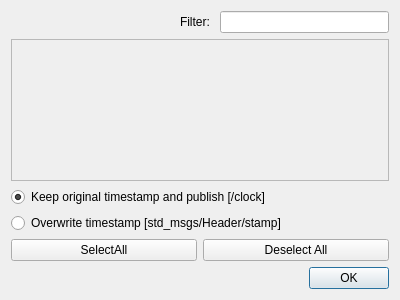
Old version of the form src/publisher_select_dialog.ui in the repository PlotJuggler/plotjuggler-ros-plugins.
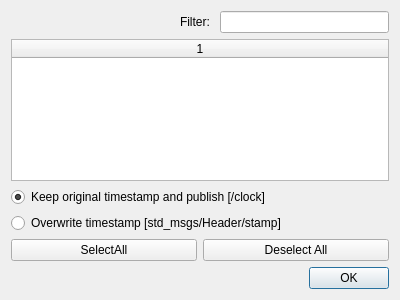
New version of the form.

Commit message: Replace form layout with table widget in UI

What changed in the file:
```diff
--- a/src/publisher_select_dialog.ui
+++ b/src/publisher_select_dialog.ui
@@ -58,40 +58,56 @@
         </layout>
       </item>
       <item>
-        <widget class="QScrollArea" name="scrollArea">
-          <property name="widgetResizable">
+        <widget class="QTableWidget" name="listTopics">
+          <property name="sizePolicy">
+            <sizepolicy hsizetype="Minimum" vsizetype="Expanding">
+              <horstretch>0</horstretch>
+              <verstretch>0</verstretch>
+            </sizepolicy>
+          </property>
+          <property name="sizeAdjustPolicy">
+            <enum>QAbstractScrollArea::AdjustIgnored</enum>
+          </property>
+          <property name="editTriggers">
+            <set>QAbstractItemView::NoEditTriggers</set>
+          </property>
+          <property name="showDropIndicator" stdset="0">
+            <bool>false</bool>
+          </property>
+          <property name="dragDropOverwriteMode">
+            <bool>false</bool>
+          </property>
+          <property name="selectionMode">
+            <enum>QAbstractItemView::MultiSelection</enum>
+          </property>
+          <property name="selectionBehavior">
+            <enum>QAbstractItemView::SelectRows</enum>
+          </property>
+          <property name="textElideMode">
+            <enum>Qt::ElideRight</enum>
+          </property>
+          <property name="sortingEnabled">
             <bool>true</bool>
           </property>
-          <widget class="QWidget" name="scrollAreaWidgetContents">
-            <property name="geometry">
-              <rect>
-                <x>0</x>
-                <y>0</y>
-                <width>380</width>
-                <height>158</height>
-              </rect>
-            </property>
-            <layout class="QVBoxLayout" name="verticalLayout_3">
-              <property name="spacing">
-                <number>0</number>
-              </property>
-              <property name="leftMargin">
-                <number>0</number>
-              </property>
-              <property name="topMargin">
-                <number>0</number>
-              </property>
-              <property name="rightMargin">
-                <number>0</number>
-              </property>
-              <property name="bottomMargin">
-                <number>0</number>
-              </property>
-              <item>
-                <layout class="QFormLayout" name="formLayout" />
-              </item>
-            </layout>
-          </widget>
+          <property name="columnCount">
+            <number>1</number>
+          </property>
+          <attribute name="horizontalHeaderDefaultSectionSize">
+            <number>300</number>
+          </attribute>
+          <attribute name="horizontalHeaderShowSortIndicator" stdset="0">
+            <bool>true</bool>
+          </attribute>
+          <attribute name="horizontalHeaderStretchLastSection">
+            <bool>true</bool>
+          </attribute>
+          <attribute name="verticalHeaderMinimumSectionSize">
+            <number>18</number>
+          </attribute>
+          <attribute name="verticalHeaderDefaultSectionSize">
+            <number>21</number>
+          </attribute>
+          <column/>
         </widget>
       </item>
       <item>
```
